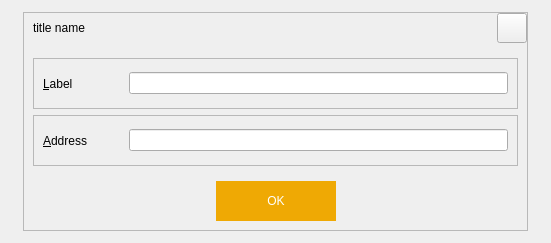
Before: the Qt Designer form src/qt/forms/editaddressdialog.ui in MassGrid/MassGrid, drawn with Qt 5.
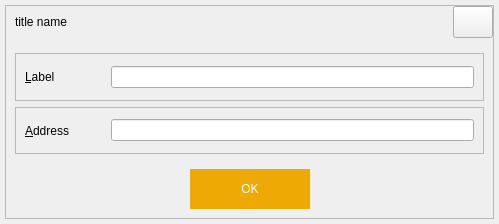
After: the same form once the commit is applied. Custom widgets are drawn as their Qt base class.

Patch:
```diff
--- a/src/qt/forms/editaddressdialog.ui
+++ b/src/qt/forms/editaddressdialog.ui
@@ -6,8 +6,8 @@
    <rect>
     <x>0</x>
     <y>0</y>
-    <width>551</width>
-    <height>243</height>
+    <width>499</width>
+    <height>224</height>
    </rect>
   </property>
   <property name="windowTitle">
@@ -15,16 +15,16 @@
   </property>
   <layout class="QGridLayout" name="gridLayout">
    <property name="leftMargin">
-    <number>0</number>
+    <number>5</number>
    </property>
    <property name="topMargin">
-    <number>0</number>
+    <number>5</number>
    </property>
    <property name="rightMargin">
-    <number>0</number>
+    <number>5</number>
    </property>
    <property name="bottomMargin">
-    <number>0</number>
+    <number>5</number>
    </property>
    <item row="0" column="0">
     <widget class="QWidget" name="centerWin" native="true">
@@ -33,16 +33,16 @@
      </property>
      <layout class="QGridLayout" name="gridLayout_2">
       <property name="leftMargin">
-       <number>23</number>
+       <number>0</number>
       </property>
       <property name="topMargin">
-       <number>12</number>
+       <number>0</number>
       </property>
       <property name="rightMargin">
-       <number>23</number>
+       <number>0</number>
       </property>
       <property name="bottomMargin">
-       <number>12</number>
+       <number>0</number>
       </property>
       <item row="0" column="0">
        <widget class="QFrame" name="mainframe">
@@ -94,17 +94,17 @@
             </spacer>
            </item>
            <item>
-            <widget class="QToolButton" name="cancelButton">
+            <widget class="QPushButton" name="cancelButton">
              <property name="minimumSize">
               <size>
-               <width>30</width>
-               <height>30</height>
+               <width>32</width>
+               <height>32</height>
               </size>
              </property>
              <property name="maximumSize">
               <size>
-               <width>30</width>
-               <height>30</height>
+               <width>16777215</width>
+               <height>16777215</height>
               </size>
              </property>
              <property name="styleSheet">
```
